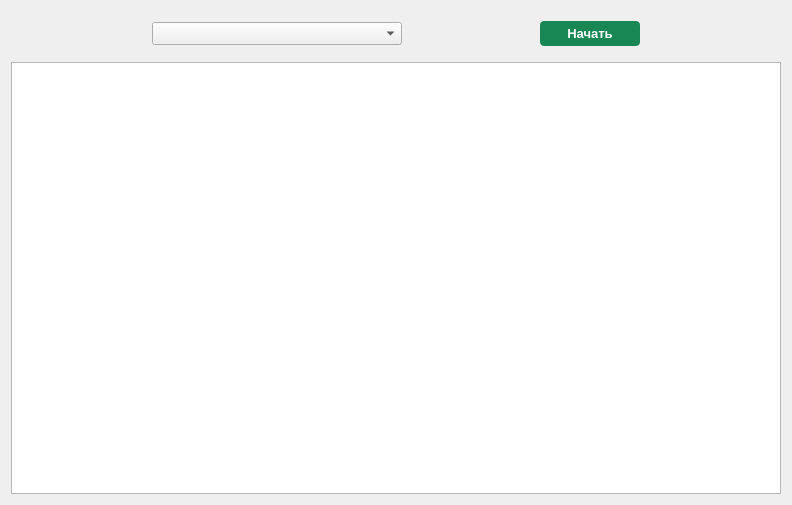
Above: pages/excel_read/unique_values/UI_window.ui from Gatalist/qt_application before the change. Below: the same form after it.
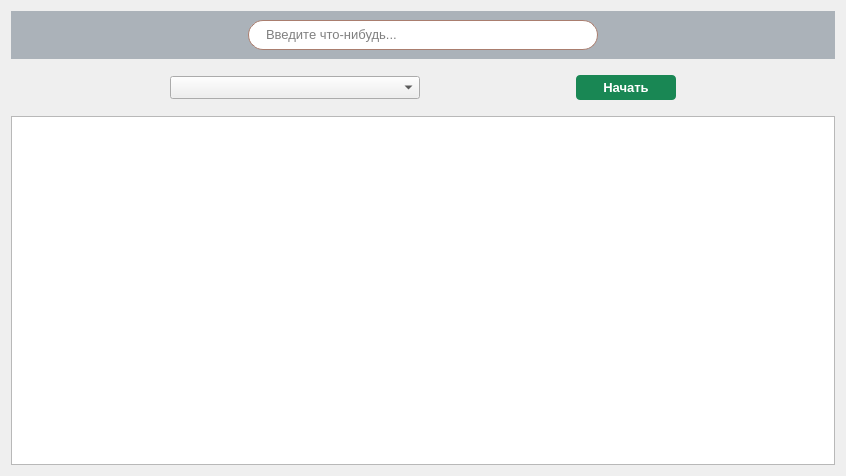
That is the form after the change. Icons and pictures are not drawn.

Commit message: add search for unique value

Patch:
```diff
--- a/pages/excel_read/unique_values/UI_window.ui
+++ b/pages/excel_read/unique_values/UI_window.ui
@@ -6,8 +6,8 @@
    <rect>
     <x>0</x>
     <y>0</y>
-    <width>792</width>
-    <height>505</height>
+    <width>846</width>
+    <height>476</height>
    </rect>
   </property>
   <property name="windowTitle">
@@ -15,6 +15,137 @@
   </property>
   <layout class="QGridLayout" name="gridLayout">
    <item row="0" column="0">
+    <widget class="QWidget" name="search_widget" native="true">
+     <property name="styleSheet">
+      <string notr="true">#search_widget {background-color: #ABB2B9;}</string>
+     </property>
+     <layout class="QHBoxLayout" name="horizontalLayout_2">
+      <item>
+       <spacer name="horizontalSpacer">
+        <property name="orientation">
+         <enum>Qt::Horizontal</enum>
+        </property>
+        <property name="sizeHint" stdset="0">
+         <size>
+          <width>100</width>
+          <height>20</height>
+         </size>
+        </property>
+       </spacer>
+      </item>
+      <item>
+       <widget class="QFrame" name="search_frame">
+        <property name="minimumSize">
+         <size>
+          <width>350</width>
+          <height>30</height>
+         </size>
+        </property>
+        <property name="maximumSize">
+         <size>
+          <width>1000</width>
+          <height>30</height>
+         </size>
+        </property>
+        <property name="font">
+         <font>
+          <pointsize>10</pointsize>
+         </font>
+        </property>
+        <property name="styleSheet">
+         <string notr="true">#search_frame {
+	border:  1px solid #aa7e6f;
+	border-radius: 15px;
+	background-color: rgb(255, 255, 255);
+}
+
+#search_btn {
+	padding:5px 5px;
+	border-radius: 15px;
+}
+
+#search_btn:pressed {
+	padding-left: 10px;
+}</string>
+        </property>
+        <property name="frameShape">
+         <enum>QFrame::Box</enum>
+        </property>
+        <property name="frameShadow">
+         <enum>QFrame::Raised</enum>
+        </property>
+        <layout class="QHBoxLayout" name="horizontalLayout_10">
+         <property name="leftMargin">
+          <number>15</number>
+         </property>
+         <property name="topMargin">
+          <number>0</number>
+         </property>
+         <property name="rightMargin">
+          <number>5</number>
+         </property>
+         <property name="bottomMargin">
+          <number>0</number>
+         </property>
+         <item>
+          <widget class="QLineEdit" name="search_text">
+           <property name="font">
+            <font>
+             <family>Arial</family>
+             <pointsize>10</pointsize>
+            </font>
+           </property>
+           <property name="frame">
+            <bool>false</bool>
+           </property>
+           <property name="placeholderText">
+            <string>Введите что-нибудь...</string>
+           </property>
+           <property name="clearButtonEnabled">
+            <bool>true</bool>
+           </property>
+          </widget>
+         </item>
+         <item>
+          <widget class="QPushButton" name="search_btn">
+           <property name="styleSheet">
+            <string notr="true"/>
+           </property>
+           <property name="text">
+            <string/>
+           </property>
+           <property name="icon">
+            <iconset resource="../../../source/resource.qrc">
+             <normaloff>:/icons/icons/search_b.svg</normaloff>:/icons/icons/search_b.svg</iconset>
+           </property>
+           <property name="iconSize">
+            <size>
+             <width>20</width>
+             <height>20</height>
+            </size>
+           </property>
+          </widget>
+         </item>
+        </layout>
+       </widget>
+      </item>
+      <item>
+       <spacer name="horizontalSpacer_2">
+        <property name="orientation">
+         <enum>Qt::Horizontal</enum>
+        </property>
+        <property name="sizeHint" stdset="0">
+         <size>
+          <width>100</width>
+          <height>20</height>
+         </size>
+        </property>
+       </spacer>
+      </item>
+     </layout>
+    </widget>
+   </item>
+   <item row="1" column="0">
     <widget class="QWidget" name="widget_2" native="true">
      <property name="minimumSize">
       <size>
@@ -119,7 +250,7 @@
      </layout>
     </widget>
    </item>
-   <item row="1" column="0">
+   <item row="2" column="0">
     <widget class="QTextEdit" name="textEdit">
      <property name="font">
       <font>
```
Left out of the diff: 4 changed lines with no effect on the pictures. The commit also changes 3 other files.
